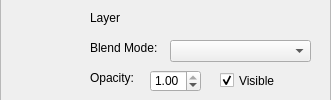
This is designer/LayerWidgetUi.ui in skitzycat/beedraw as Qt 5 draws it before an edit. The edited form follows.
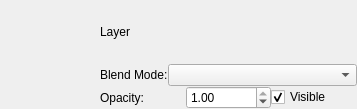
This is the edited form.

Commit message: Changed around more network stuff.  Fiddled with look of layers display and still not happy with it.

What changed in the file:
```diff
--- a/designer/LayerWidgetUi.ui
+++ b/designer/LayerWidgetUi.ui
@@ -5,8 +5,8 @@
    <rect>
     <x>0</x>
     <y>0</y>
-    <width>331</width>
-    <height>100</height>
+    <width>357</width>
+    <height>109</height>
    </rect>
   </property>
   <property name="sizePolicy" >
@@ -18,62 +18,147 @@
   <property name="windowTitle" >
    <string>Layers</string>
   </property>
+  <layout class="QHBoxLayout" >
+   <property name="spacing" >
+    <number>0</number>
+   </property>
+   <property name="leftMargin" >
+    <number>0</number>
+   </property>
+   <property name="topMargin" >
+    <number>0</number>
+   </property>
+   <property name="rightMargin" >
+    <number>0</number>
+   </property>
+   <property name="bottomMargin" >
+    <number>0</number>
+   </property>
+   <item>
   <widget class="QFrame" name="background_frame" >
-   <property name="geometry" >
-    <rect>
-     <x>0</x>
-     <y>-10</y>
-     <width>331</width>
-     <height>111</height>
-    </rect>
+     <property name="sizePolicy" >
+      <sizepolicy vsizetype="Preferred" hsizetype="MinimumExpanding" >
+       <horstretch>0</horstretch>
+       <verstretch>0</verstretch>
+      </sizepolicy>
    </property>
    <property name="frameShape" >
-    <enum>QFrame::StyledPanel</enum>
+      <enum>QFrame::NoFrame</enum>
    </property>
    <property name="frameShadow" >
-    <enum>QFrame::Raised</enum>
-   </property>
+      <enum>QFrame::Plain</enum>
+     </property>
+     <property name="lineWidth" >
+      <number>0</number>
+     </property>
+     <layout class="QHBoxLayout" >
+      <property name="spacing" >
+       <number>0</number>
+      </property>
+      <property name="leftMargin" >
+       <number>0</number>
+      </property>
+      <property name="topMargin" >
+       <number>0</number>
+      </property>
+      <property name="rightMargin" >
+       <number>0</number>
+      </property>
+      <property name="bottomMargin" >
+       <number>0</number>
+      </property>
+      <item>
    <widget class="QWidget" native="1" name="layerThumb" >
-    <property name="geometry" >
-     <rect>
-      <x>10</x>
-      <y>20</y>
-      <width>71</width>
-      <height>71</height>
-     </rect>
-    </property>
-   </widget>
+        <property name="sizePolicy" >
+         <sizepolicy vsizetype="Fixed" hsizetype="Fixed" >
+          <horstretch>0</horstretch>
+          <verstretch>0</verstretch>
+         </sizepolicy>
+        </property>
+        <property name="minimumSize" >
+         <size>
+          <width>100</width>
+          <height>100</height>
+         </size>
+        </property>
+        <property name="baseSize" >
+         <size>
+          <width>100</width>
+          <height>100</height>
+         </size>
+        </property>
+       </widget>
+      </item>
+      <item>
+       <layout class="QVBoxLayout" >
+        <property name="spacing" >
+         <number>0</number>
+        </property>
+        <item>
+         <widget class="QLabel" name="layer_name_label" >
+          <property name="lineWidth" >
+           <number>0</number>
+          </property>
+          <property name="text" >
+           <string>Layer</string>
+          </property>
+         </widget>
+        </item>
+        <item>
+         <layout class="QHBoxLayout" >
+          <item>
+           <widget class="QLabel" name="label" >
+            <property name="lineWidth" >
+             <number>0</number>
+            </property>
+            <property name="text" >
+             <string>Blend Mode:</string>
+            </property>
+           </widget>
+          </item>
+          <item>
+           <widget class="QComboBox" name="blend_mode_box" >
+            <property name="sizePolicy" >
+             <sizepolicy vsizetype="Fixed" hsizetype="MinimumExpanding" >
+              <horstretch>0</horstretch>
+              <verstretch>0</verstretch>
+             </sizepolicy>
+            </property>
+           </widget>
+          </item>
+         </layout>
+        </item>
+        <item>
+         <layout class="QHBoxLayout" >
+          <property name="spacing" >
+           <number>-1</number>
+          </property>
+          <item>
    <widget class="QLabel" name="label_2" >
-    <property name="geometry" >
-     <rect>
-      <x>90</x>
-      <y>80</y>
-      <width>52</width>
-      <height>16</height>
-     </rect>
+            <property name="sizePolicy" >
+             <sizepolicy vsizetype="Preferred" hsizetype="Preferred" >
+              <horstretch>0</horstretch>
+              <verstretch>0</verstretch>
+             </sizepolicy>
+            </property>
+            <property name="lineWidth" >
+             <number>0</number>
     </property>
     <property name="text" >
      <string>Opacity:</string>
     </property>
-   </widget>
-   <widget class="QComboBox" name="blend_mode_box" >
-    <property name="geometry" >
-     <rect>
-      <x>170</x>
-      <y>50</y>
-      <width>141</width>
-      <height>22</height>
-     </rect>
-    </property>
-   </widget>
+            <property name="indent" >
+             <number>0</number>
+            </property>
+           </widget>
+          </item>
+          <item>
    <widget class="QDoubleSpinBox" name="opacity_box" >
-    <property name="geometry" >
-     <rect>
-      <x>150</x>
-      <y>80</y>
-      <width>51</width>
-      <height>22</height>
-     </rect>
+            <property name="sizePolicy" >
+             <sizepolicy vsizetype="Fixed" hsizetype="Minimum" >
+              <horstretch>0</horstretch>
+              <verstretch>0</verstretch>
+             </sizepolicy>
     </property>
     <property name="minimum" >
      <double>0.010000000000000</double>
@@ -88,28 +173,9 @@
      <double>1.000000000000000</double>
     </property>
    </widget>
-   <widget class="QLabel" name="label" >
-    <property name="geometry" >
-     <rect>
-      <x>90</x>
-      <y>50</y>
-      <width>69</width>
-      <height>16</height>
-     </rect>
-    </property>
-    <property name="text" >
-     <string>Blend Mode:</string>
-    </property>
-   </widget>
+          </item>
+          <item>
    <widget class="QCheckBox" name="visibility_box" >
-    <property name="geometry" >
-     <rect>
-      <x>220</x>
-      <y>80</y>
-      <width>78</width>
-      <height>21</height>
-     </rect>
-    </property>
     <property name="text" >
      <string>Visible</string>
     </property>
@@ -117,20 +183,15 @@
      <bool>true</bool>
     </property>
    </widget>
-   <widget class="QLabel" name="layer_name_label" >
-    <property name="geometry" >
-     <rect>
-      <x>90</x>
-      <y>20</y>
-      <width>52</width>
-      <height>16</height>
-     </rect>
-    </property>
-    <property name="text" >
-     <string>Layer</string>
-    </property>
-   </widget>
-  </widget>
+          </item>
+         </layout>
+        </item>
+       </layout>
+      </item>
+     </layout>
+    </widget>
+   </item>
+  </layout>
  </widget>
  <resources/>
  <connections/>
```
Lines whose indentation alone changed are shown as unchanged. The commit also changes 6 other files.
